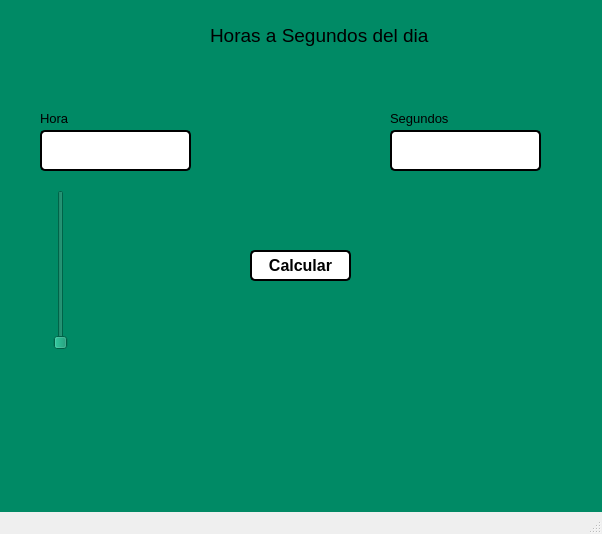
First picture: the form in Unidad 2/Tarea Unidad 2/T02_Conversor de Horas a Segundos del dia.ui, repository celineazs/PIP_2025_1_Eq3, before the edit.
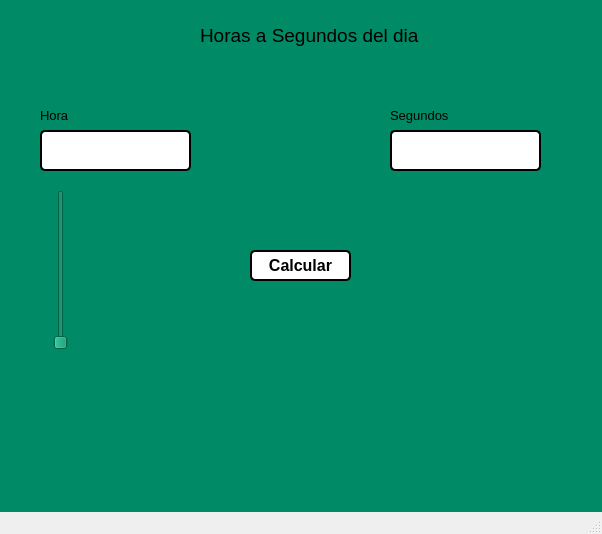
Second picture: the form after the edit. Icons and pictures are not drawn.

```diff
--- a/Unidad 2/Tarea Unidad 2/T02_Conversor de Horas a Segundos del dia.ui
+++ b/Unidad 2/Tarea Unidad 2/T02_Conversor de Horas a Segundos del dia.ui
@@ -23,9 +23,9 @@
    <widget class="QLabel" name="label">
     <property name="geometry">
      <rect>
-      <x>210</x>
+      <x>200</x>
       <y>20</y>
-      <width>231</width>
+      <width>281</width>
       <height>31</height>
      </rect>
     </property>
@@ -78,9 +78,9 @@
     <property name="geometry">
      <rect>
       <x>40</x>
-      <y>110</y>
+      <y>105</y>
       <width>121</width>
-      <height>16</height>
+      <height>21</height>
      </rect>
     </property>
     <property name="font">
@@ -96,9 +96,9 @@
     <property name="geometry">
      <rect>
       <x>390</x>
-      <y>110</y>
+      <y>105</y>
       <width>111</width>
-      <height>16</height>
+      <height>21</height>
      </rect>
     </property>
     <property name="font">
```
Left out of the diff: 2 changed lines with no effect on the pictures.
